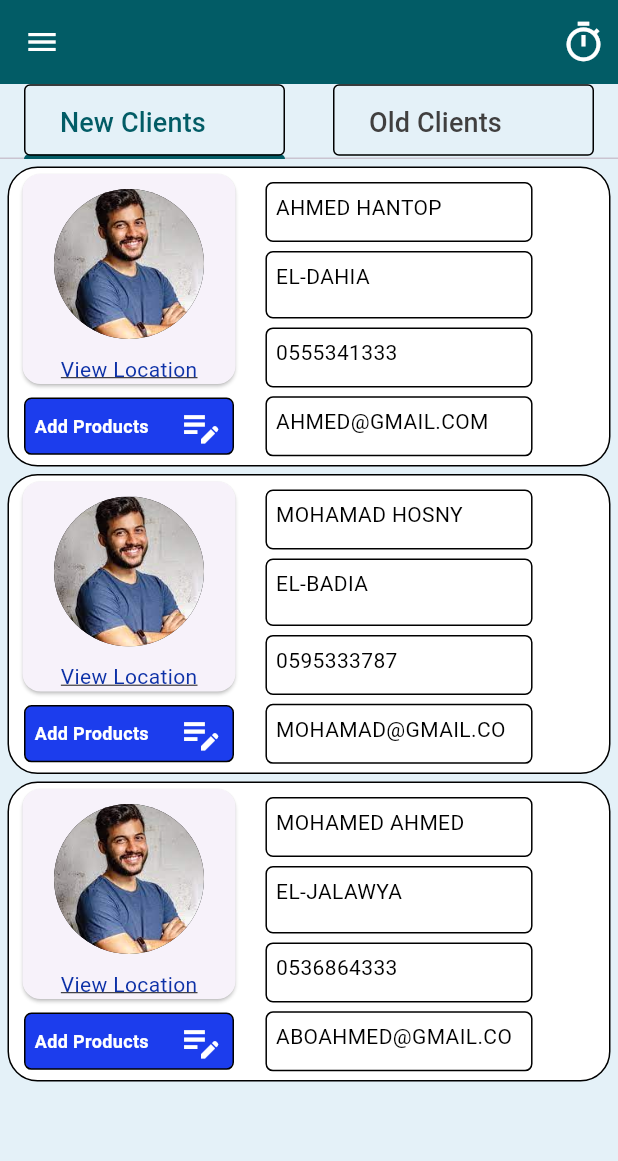
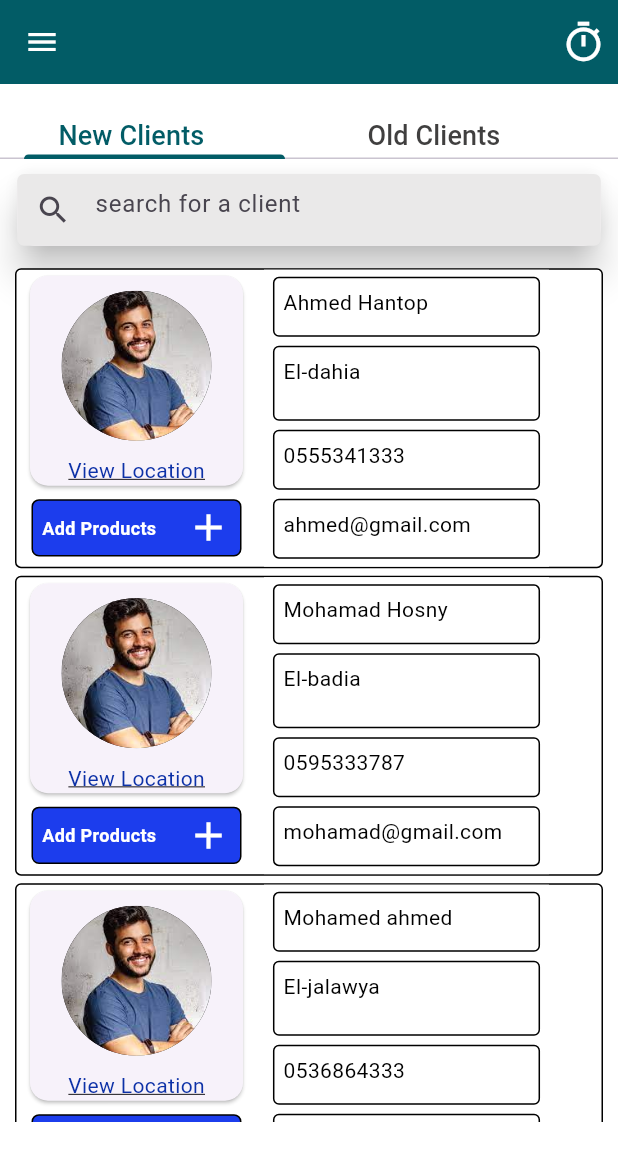
Before and after one commit to IdeasandConcepts/doors-windows, a Flutter app: the screen it shows after launch, after a tap on "LOGIN", on a phone screen of 412 x 824 dp. Shown: the top 1161 px of the screen. Run offline on Flutter 3.47's test engine with Material 3 defaults, Android fonts, the phone set to English and light mode, and no system bars; our stand-ins replace flutter_screenutil, flutter_svg, geolocator, get, google_fonts, shared_preferences.

Commit message:
Second commit

```diff
--- a/lib/main.dart
+++ b/lib/main.dart
@@ -28,12 +28,13 @@ class MyApp extends StatelessWidget {
     splitScreenMode: true,
     // Use builder only if you need to use library outside ScreenUtilInit context
     builder: (_, child) {
-    return GetMaterialApp(
-    theme: ThemeData(
-    appBarTheme: const AppBarTheme(
-    backgroundColor: ColorApp.backgroundColor,
-    ),
-    scaffoldBackgroundColor: ColorApp.backgroundColor),
+    return const GetMaterialApp(
+    //theme: ThemeData(
+    // appBarTheme: const AppBarTheme(
+    // backgroundColor: ColorApp.backgroundColor,
+    // ),
+    // scaffoldBackgroundColor: ColorApp.backgroundColor
+    // ),
     debugShowCheckedModeBanner: false,
     //! I used this route to navigate between screens because it’s better
     //initialRoute: '/LoginPage',
--- a/lib/model/client.dart
+++ b/lib/model/client.dart
@@ -0,0 +1,67 @@
+
+class Clients {
+
+  final String name;
+  final String address;
+  final String phoneNumber;
+  final String email;
+  final String profileImage;
+  final double lat,lang;
+
+  const Clients({
+    required this.name,
+    required this.address,
+    required this.phoneNumber,
+    required this.email,
+    required this.profileImage,
+    required this.lang,
+    required this.lat
+
+  });
+  Map<String, dynamic> toMap() {
+    return {
+      'latitute':lat,
+      'langitute':lang,
+      "name":name,
+      "address":address,
+      "phone_number": phoneNumber,
+      "email": email,
+      "profile_image": profileImage,
+    };
+  }
+
+  factory Clients.fromMap(Map<String, dynamic> map) {
+    return Clients(
+      lang: map['langitute'],
+      lat: map['latitute'],
+      name: map["name"],
+      address:map["address"],
+      phoneNumber: map['phone_number'],
+      email: map['email'],
+      profileImage: map['profile_image'],
+
+    );
+  }
+
+  Clients copyWith({
+    double? lat,
+    double? lang,
+    String? name,
+    String? address,
+    String? phoneNumber,
+    String? email,
+    String? profileImage,
+
+  }) {
+    return Clients(
+      lang: lang ?? this.lang,
+      lat: lat ?? this.lat,
+      profileImage: profileImage ?? this.profileImage,
+      email: email ?? this.email,
+      phoneNumber: phoneNumber ?? this.phoneNumber,
+      address: address ?? this.address,
+      name: name ?? this.name,
+
+    );
+  }
+}
--- a/lib/model/model.dart
+++ b/lib/model/model.dart
@@ -40,6 +40,7 @@
 //
 //   }
 // ];
+import 'package:doorsandwindows/model/client.dart';
 import 'package:doorsandwindows/model/products.dart';
 import 'package:doorsandwindows/model/users.dart';
 import 'package:get/get.dart';
@@ -124,18 +125,24 @@ List<Products> productsData = [
 ];
 List<Clients> clientData=[
   const Clients(
+      lat: 0.0,
+      lang: 0.0,
       name: "Ahmed Hantop",
       address: "El-dahia",
       phoneNumber: "0555341333",
       email: "ahmed@gmail.com",
       profileImage: "assets/images/profile.png"),
   const Clients(
+      lat: 0.0,
+      lang: 0.0,
       name: "Mohamad Hosny",
       address: "El-badia",
       phoneNumber: "0595333787",
       email: "mohamad@gmail.com",
       profileImage: "assets/images/profile.png"),
   const Clients(
+    lat: 0.0,
+      lang: 0.0,
       name: "Mohamed ahmed",
       address: "El-jalawya",
       phoneNumber: "0536864333",
--- a/lib/model/users.dart
+++ /dev/null
@@ -1,56 +0,0 @@
-
-class Clients {
-
-  final String name;
-  final String address;
-  final String phoneNumber;
-  final String email;
-  final String profileImage;
-
-  const Clients({
-    required this.name,
-    required this.address,
-    required this.phoneNumber,
-    required this.email,
-    required this.profileImage,
-
-  });
-  Map<String, dynamic> toMap() {
-    return {
-      "name":name,
-      "address":address,
-      "phone_number": phoneNumber,
-      "email": email,
-      "profile_image": profileImage,
-    };
-  }
-
-  factory Clients.fromMap(Map<String, dynamic> map) {
-    return Clients(
-      name: map["name"],
-      address:map["address"],
-      phoneNumber: map['phone_number'],
-      email: map['email'],
-      profileImage: map['profile_image'],
-
-    );
-  }
-
-  Clients copyWith({
-    String? name,
-    String? address,
-    String? phoneNumber,
-    String? email,
-    String? profileImage,
-
-  }) {
-    return Clients(
-      profileImage: profileImage ?? this.profileImage,
-      email: email ?? this.email,
-      phoneNumber: phoneNumber ?? this.phoneNumber,
-      address: address ?? this.address,
-      name: name ?? this.name,
-
-    );
-  }
-}
--- a/lib/src/screens/clients/clients.dart
+++ b/lib/src/screens/clients/clients.dart
@@ -20,24 +20,21 @@ class ClientsScreen extends StatefulWidget {
 }
 
 class _ClientsScreenState extends State<ClientsScreen> with TickerProviderStateMixin {
+  TextEditingController clientController=TextEditingController();
 int selectedTab=0;
   List<String>clients=["New","Old"];
 
   @override
   Widget build(BuildContext context) {
     TabController tabController =TabController(length: 2, vsync: this);
-    // for(int x=0;x<clients.length;x++)
-    //   {
-    //
-    //   }
     return Scaffold(
+      backgroundColor: Colors.white,
       appBar: AppBar(
                automaticallyImplyLeading: false,
       backgroundColor: kprimaryColor,
 leading:   IconButton(
     onPressed: () {
   Get.defaultDialog();
- // content: AndroidFullDrawer());
 },
     icon:Icon( Icons.menu,color: Colors.white,)),
       actions:
@@ -55,21 +52,15 @@ leading:   IconButton(
       ),
     body:
       Container(
-        height: MediaQuery.of(context).size.height,
+        height: MediaQuery.of(context).size.height*2,
         child: Column(
           children: [
-           // SizedBox(height: 10,),
-        Container(height: 50,
-        //width: 320,
+            SizedBox(height: 10,),
+        Container(height: 40,
         child: TabBar(
           controller: tabController,
           indicatorColor: kprimaryColor,
           onTap: update(tabController.index),
-          // onTap: (){
-          //   setState(() {
-          //
-          //   });
-          //   selectedTab=tabController.index},
           labelStyle:  TextStyle( fontSize: 18,
             color:Colors.white
           ),
@@ -77,21 +68,15 @@ leading:   IconButton(
           unselectedLabelColor: Color(hexStringToHexInt(
             ('#403F3F'),
           )),
-          // unselectedLabelStyle: TextStyle( fontSize: 12,
-          //   color:
-          //   //tabController.index==?
-          //   Color(hexStringToHexInt(
-          //     ('#403F3F'),
-          //   )),),
-
           tabs: [
             Container(
-              padding: EdgeInsets.only(left: 20.w,right: 20.w,top: 10.h),
+              padding: EdgeInsets.only(
+                  left: 20.w,right: 20.w,top: 10.h),
                 width:200.w,
                 height: 40.h,
                 decoration: BoxDecoration(
                   color:(isSelected==true) ?kprimaryColor:Colors.transparent,
-                  border: Border.all(),
+                 // border: Border.all(),
                   borderRadius: BorderRadius.circular(4)
                 ),
                 child: Text("New Clients".tr,
@@ -102,7 +87,7 @@ leading:   IconButton(
           height: 40.h,
           decoration: BoxDecoration(
             //color: kprimaryColor,
-              border: Border.all(),
+             // border: Border.all(),
               borderRadius: BorderRadius.circular(4)
           ),
             child:
@@ -110,8 +95,43 @@ leading:   IconButton(
         )],
         ),
         ),
+            Padding(
+                padding: const EdgeInsets.all(10),
+                child: Material(
+                  elevation: 10,
+                  borderRadius: BorderRadius.all(Radius.circular(10.r)),
+                  child: Container(
+                    width: 340.w,
+                    height: 40.h,
+                    alignment: Alignment.center,
+                    decoration: BoxDecoration(
+                        color: const Color(0xffEAE9E9),
+                        borderRadius: BorderRadius.all(
+                            Radius.circular(4.r))),
+                    child: TextField(
+                      controller: clientController,
+                      decoration: InputDecoration(
+                        //labelText: 'search',
+                        //label: Text('get'),
+                        hintText: "search for a client".tr,
+                        hintStyle:
+                        TextStyle(fontWeight: FontWeight.w400, fontSize: 14.sp),
+                        prefixIcon: const Icon(Icons.search_sharp),
+                        border: InputBorder.none,
+                      ),
+                      onChanged: (value){
+                        setState(() {
+                        });
+                      },
+                      onSubmitted: (newValue){
+                        setState(() {
+                        });
+                      },
+                    ),
+                  ),)
+            ),
         Container(
-          height:MediaQuery.of(context).size.height-140,
+          height:MediaQuery.of(context).size.height-250,
             child:
             TabBarView(
               controller: tabController,
--- a/lib/src/screens/products/products_list.dart
+++ b/lib/src/screens/products/products_list.dart
@@ -2,7 +2,7 @@ import 'package:camera/camera.dart';
 import 'package:doorsandwindows/model/model.dart';
 import 'package:doorsandwindows/model/products.dart';
 import 'package:doorsandwindows/model/request.dart';
-import 'package:doorsandwindows/model/users.dart';
+import 'package:doorsandwindows/model/client.dart';
 import 'package:doorsandwindows/src/components/consts.dart';
 import 'package:doorsandwindows/src/components/default_button.dart';
 import 'package:doorsandwindows/src/screens/products/add_product_screen.dart';
@@ -508,7 +508,7 @@ class _ProductsListScreenState extends State<ProductsListScreen> {
                                         });
                                         Navigator.of(context).pop();
                                       },
-                                      child: DefualtButton(
+                                      child:const DefualtButton(
                                         text: "Send To Admin",
                                         selected: true,
                                       ),
--- a/lib/src/widgets/clients/client_card.dart
+++ b/lib/src/widgets/clients/client_card.dart
@@ -1,5 +1,5 @@
 
-import 'package:doorsandwindows/model/users.dart';
+import 'package:doorsandwindows/model/client.dart';
 import 'package:doorsandwindows/src/screens/products/add_product_screen.dart';
 import 'package:flutter/material.dart';
 import 'package:flutter_screenutil/flutter_screenutil.dart';
@@ -52,15 +52,17 @@ class _ClientCardState extends State<ClientCard> {
   @override
   Widget build(BuildContext context) {
     return Padding(
-      padding: const EdgeInsets.only(left:5.0,right: 5.0,top: 5.0),
+      padding: const EdgeInsets.only(left:10.0,right: 10.0,top: 5.0),
       child: Container(
         height: 200,
         decoration: BoxDecoration(
           border: Border.all(),
-          borderRadius: BorderRadius.circular(20),
+          borderRadius: BorderRadius.circular(4),
           color: Colors.white,
         ),
         child: Row(
+          //mainAxisAlignment: MainAxisAlignment.spaceBetween,
+          crossAxisAlignment: CrossAxisAlignment.start,
           children: [
         Padding(
           padding: const EdgeInsets.only(left:5.0,right: 5.0),
@@ -162,8 +164,8 @@ class _ClientCardState extends State<ClientCard> {
                                   color: Colors.white,
                                 ),
                               ),
-                              Icon(Icons.edit_note,
-
+                              Icon(  (widget.clientType=="New")?
+                                Icons.add:Icons.edit_note,
                               size: 30,color: Colors.white,
                               )
                             ],
@@ -183,14 +185,14 @@ class _ClientCardState extends State<ClientCard> {
                   right: 5.0),
               child: Container(
                 color: Colors.white,
-               // height: 220,
+                height: 220,
                 width: 190,
                 child: ListView(
                   shrinkWrap: true,
                   // controller: _scrollController,
                   children: [
                     buildField(widget.client.name,40),
-                    buildField(widget.client.address,45),
+                    buildField(widget.client.address,50),
                     buildField(widget.client.phoneNumber,40),
                     buildField(widget.client.email,40),
                   ],
@@ -210,14 +212,13 @@ class _ClientCardState extends State<ClientCard> {
           padding: EdgeInsets.only(
           top:5.h,right: 5.h,left: 5.h,bottom: 10.h),
       decoration: BoxDecoration(
-         // color:Color(hexStringToHexInt(('#1C3DED'),)),
       border:Border.all(),
-      borderRadius: BorderRadius.circular(5)),
+      borderRadius: BorderRadius.circular(4)),
        width: 60,
       height: hieght,
       child:
       Text(
-                fieldName.tr.toUpperCase(),
+                fieldName.tr,
                 style: TextStyle(
                     color: Colors.black,
                    // fontWeight: FontWeight.bold,
```
Also changed, not shown: lib/model/orders.dart (+35 -149 lines), lib/model/products.dart (+1 -55 lines), lib/model/read_data.dart (added, +43 -0 lines), lib/src/screens/products/add_product_screen.dart (+22 -25 lines), lib/src/widgets/drop_down_menu.dart (+14 -5 lines).
